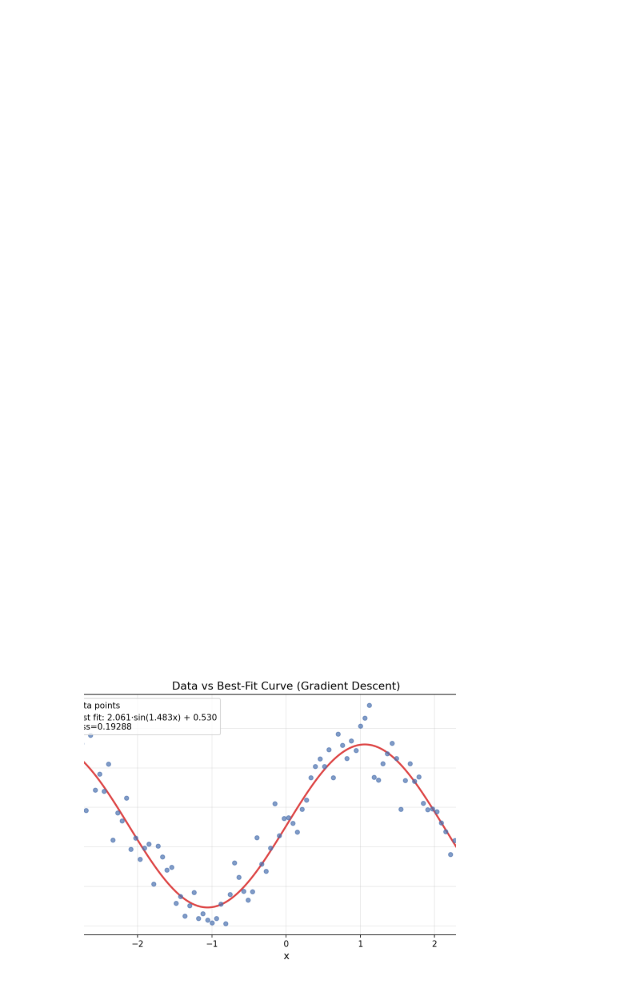
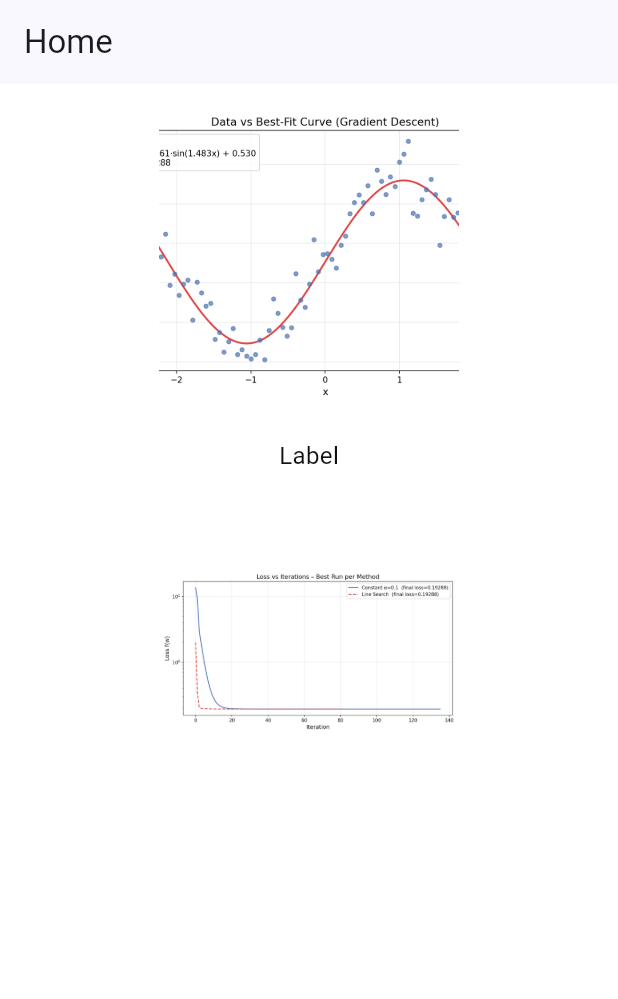
Before and after one commit to sudo-script/flutter-builder-ci, a Flutter app: the screen it shows after launch, on a phone screen of 412 x 824 dp. Shown: the top 999 px of the screen. Run offline on Flutter 3.47's test engine with Material 3 defaults, Android fonts, the phone set to English and light mode, and no system bars; our stand-ins replace go_router.

Commit message:
🤖 flutter-builder: generated app [build_1774520810787]

```diff
--- a/lib/screens/screen_home.dart
+++ b/lib/screens/screen_home.dart
@@ -1,4 +1,5 @@
 import 'package:flutter/material.dart';
+import '../utils/image_helper.dart';
 
 class HomeScreen extends StatelessWidget {
   const HomeScreen({super.key});
@@ -6,19 +7,38 @@ class HomeScreen extends StatelessWidget {
   @override
   Widget build(BuildContext context) {
     return Scaffold(
-      backgroundColor: Colors.white,
-      body: SafeArea(
-        child: Stack(
-          children: [
-            Positioned(
-              left: 56.0, top: 448.0,
-              child: Image.asset(
+      appBar: AppBar(title: const Text('Home')),
+      body: SingleChildScrollView(
+        child: Center(
+          child: Padding(
+            padding: const EdgeInsets.all(16.0),
+            child: Column(
+              mainAxisAlignment: MainAxisAlignment.start,
+              children: [
+                Image.asset(
                   'assets/images/scatter_best_fit.png',
-                  width: 248.0, height: 200.0,
+                  width: 200,
+                  height: 200,
                   fit: BoxFit.cover,
                 ),
+                const SizedBox(height: 20),
+                const Text(
+                  'Label',
+                  style: TextStyle(
+                    color: Color(0xFF111111),
+                    fontSize: 16,
+                  ),
+                ),
+                const SizedBox(height: 20),
+                Image.asset(
+                  'assets/images/loss_vs_iterations.png',
+                  width: 200,
+                  height: 200,
+                  fit: BoxFit.contain,
+                ),
+              ],
             ),
-          ],
+          ),
         ),
       ),
     );
--- a/lib/utils/image_helper.dart
+++ b/lib/utils/image_helper.dart
@@ -5,4 +5,5 @@ abstract class AppImages {
   AppImages._();
 
   static const String scatter_best_fit = 'assets/images/scatter_best_fit.png';
+  static const String loss_vs_iterations = 'assets/images/loss_vs_iterations.png';
 }
--- a/pubspec.yaml
+++ b/pubspec.yaml
@@ -1,4 +1,4 @@
-name: fdbjk
+name: sdfkl
 description: "My App - built with Flutter Builder"
 publish_to: none
 version: 1.0.0+1
@@ -24,3 +24,4 @@ flutter:
 
   assets:
     - assets/images/scatter_best_fit.png
+    - assets/images/loss_vs_iterations.png
```
Also changed, not shown: assets/images/loss_vs_iterations.png (added), 3 other files.
